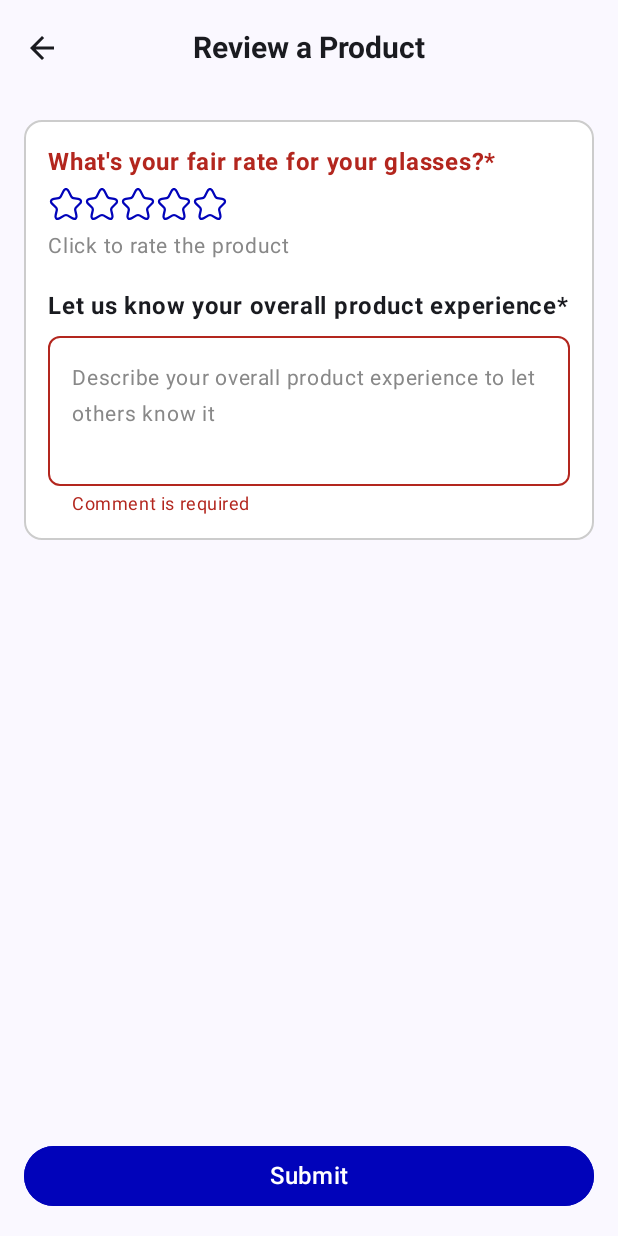
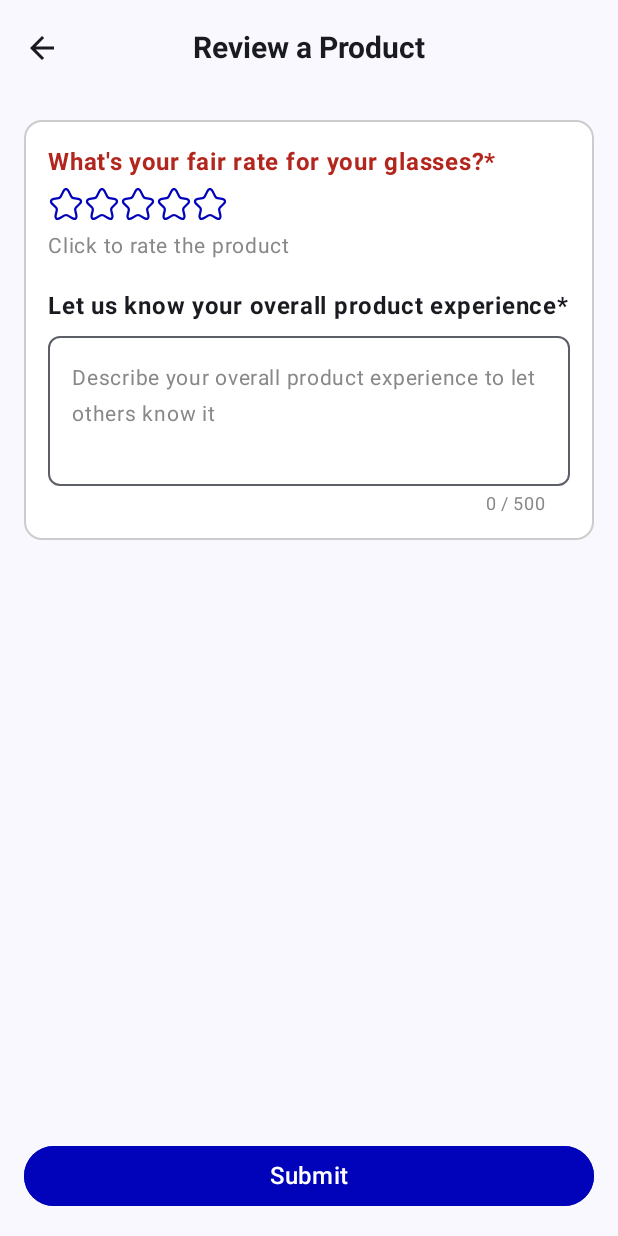
Before and after one commit to manarkhaledx/FaceFit, an Android app built with Jetpack Compose: the WriteReviewActivity screen opened directly, with no data from a screen before it, after a tap on "Submit", on a phone screen of 412 x 824 dp. Run offline under Robolectric (Android 15) with nearby library versions, the phone set to English and light mode, and no system bars; our stand-ins replace Dagger/Hilt's generated code.

Commit message:
review validation updated

```diff
--- /dev/null
+++ b/app/src/main/java/com/example/facefit/domain/utils/validators/ReviewValidator.kt
@@ -0,0 +1,30 @@
+package com.example.facefit.domain.utils.validators
+
+
+
+object ReviewValidator {
+
+    fun validateGlassesId(glassesId: String): String? {
+        return if (glassesId.isBlank()) "Glasses ID is required" else null
+    }
+
+    fun validateRating(rating: Int): String? {
+        return if (rating !in 1..5) "Rating must be between 1 and 5" else null
+    }
+
+    fun validateComment(comment: String): String? {
+        return when {
+            comment.isBlank() -> "Comment cannot be empty"
+            comment.length > 500 -> "Comment is too long"
+            else -> null
+        }
+    }
+
+    fun validateReview(glassesId: String, rating: Int, comment: String): Map<String, String> {
+        val errors = mutableMapOf<String, String>()
+        validateGlassesId(glassesId)?.let { errors["glassesId"] = it }
+        validateRating(rating)?.let { errors["rating"] = it }
+        validateComment(comment)?.let { errors["comment"] = it }
+        return errors
+    }
+}
--- a/app/src/main/java/com/example/facefit/ui/presentation/screens/reviews/WriteReviewActivity.kt
+++ b/app/src/main/java/com/example/facefit/ui/presentation/screens/reviews/WriteReviewActivity.kt
@@ -43,6 +43,7 @@ import androidx.compose.ui.unit.sp
 import androidx.hilt.navigation.compose.hiltViewModel
 import androidx.lifecycle.compose.collectAsStateWithLifecycle
 import com.example.facefit.R
+import com.example.facefit.domain.utils.validators.ReviewValidator
 import com.example.facefit.ui.presentation.components.buttons.LongButton
 import com.example.facefit.ui.theme.FaceFitTheme
 import dagger.hilt.android.AndroidEntryPoint
@@ -113,16 +114,12 @@ fun ReviewScreen(
                     .padding(16.dp),
                 horizontalAlignment = Alignment.CenterHorizontally
             ) {
-                LongButton(
-                    text = if (isSubmitting) "Submitting..." else "Submit",
-                    onClick = {
-                        if (rating == 0 || comment.isBlank()) {
-                            showValidationError = true
-                        } else {
-                            showValidationError = false
-                            onSubmit(rating, comment)
-                        }
-                    }
+               ReviewSubmitButton(
+                    rating = rating,
+                    comment = comment,
+                    isSubmitting = isSubmitting,
+                    onSubmit = onSubmit,
+                    setShowValidationError = { showValidationError = it }
                 )
             }
         }
@@ -157,6 +154,79 @@ fun ReviewScreen(
 
 
         }
+    }
+}
+@Composable
+fun ReviewSubmitButton(
+    rating: Int,
+    comment: String,
+    isSubmitting: Boolean,
+    onSubmit: (Int, String) -> Unit,
+    setShowValidationError: (Boolean) -> Unit
+) {
+    LongButton(
+        text = if (isSubmitting) "Submitting..." else "Submit",
+        onClick = {
+            val errors = ReviewValidator.validateReview("temp", rating, comment)
+            setShowValidationError(errors.isNotEmpty())
+            if (errors.isEmpty()) {
+                onSubmit(rating, comment)
+            }
+        }
+    )
+}
+@Composable
+fun FormattedRatingText(averageRating: Double) {
+    val averageFormatted = String.format("%.1f", averageRating)
+    Text(
+        text = "$averageFormatted",
+        fontSize = 40.sp,
+        fontWeight = FontWeight.Bold,
+        modifier = Modifier.padding(end = 8.dp)
+    )
+}
+
+@Composable
+fun ReviewTextField(
+    comment: String,
+    onCommentChange: (String) -> Unit
+) {
+    var errorMessage by remember { mutableStateOf<String?>(null) }
+
+    Column(modifier = Modifier.fillMaxWidth()) {
+        OutlinedTextField(
+            value = comment,
+            onValueChange = {
+                onCommentChange(it)
+                errorMessage = ReviewValidator.validateComment(it)
+            },
+            placeholder = {
+                Text(
+                    "Describe your overall product experience to let others know it",
+                    fontSize = 14.sp,
+                    color = Color.Gray
+                )
+            },
+            modifier = Modifier
+                .fillMaxWidth()
+                .height(120.dp),
+            shape = RoundedCornerShape(8.dp),
+            isError = errorMessage != null,
+            supportingText = {
+                Column(modifier = Modifier.fillMaxWidth()) {
+                    if (errorMessage != null) {
+                        Text(errorMessage ?: "", color = MaterialTheme.colorScheme.error)
+                    }
+                    Text(
+                        "${comment.length} / 500",
+                        modifier = Modifier.align(Alignment.End),
+                        fontSize = 12.sp,
+                        color = if (comment.length > 500) MaterialTheme.colorScheme.error else Color.Gray
+                    )
+                }
+            },
+            maxLines = 6
+        )
     }
 }
 
@@ -209,27 +279,10 @@ fun ReviewSection(
 
         Spacer(modifier = Modifier.height(8.dp))
 
-        OutlinedTextField(
-            value = comment,
-            onValueChange = onCommentChange,
-            placeholder = {
-                Text(
-                    "Describe your overall product experience to let others know it",
-                    fontSize = 14.sp,
-                    color = Color.Gray
-                )
-            },
-            modifier = Modifier
-                .fillMaxWidth()
-                .height(120.dp),
-            shape = RoundedCornerShape(8.dp),
-            isError = isCommentError,
-            supportingText = {
-                if (isCommentError) {
-                    Text("Comment is required", color = MaterialTheme.colorScheme.error)
-                }
-            }
-        )
+      ReviewTextField(
+                comment = comment,
+                onCommentChange = onCommentChange
+            )
     }
 }
 
```
Also changed, not shown: app/src/main/java/com/example/facefit/ui/presentation/screens/reviews/CustomerReviewsViewModel.kt (+21 -5 lines), app/src/main/java/com/example/facefit/ui/presentation/screens/reviews/CustomersReviewsActivity.kt (+31 -17 lines).
